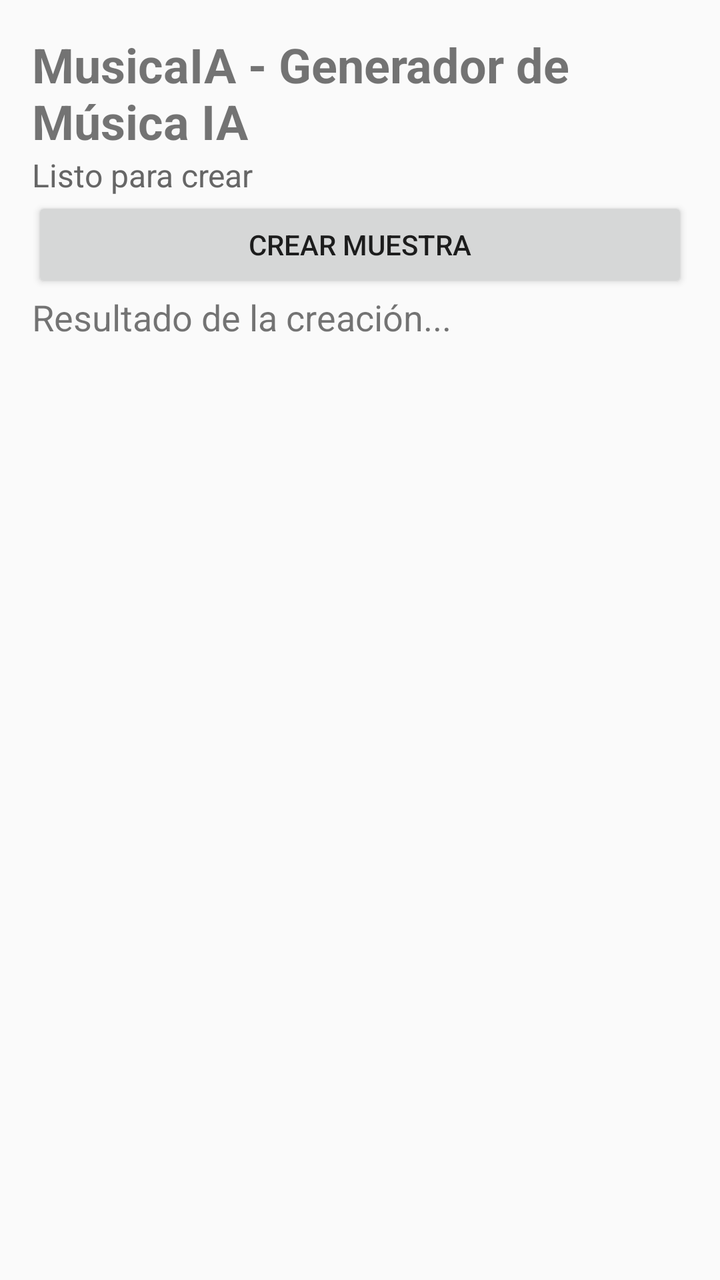
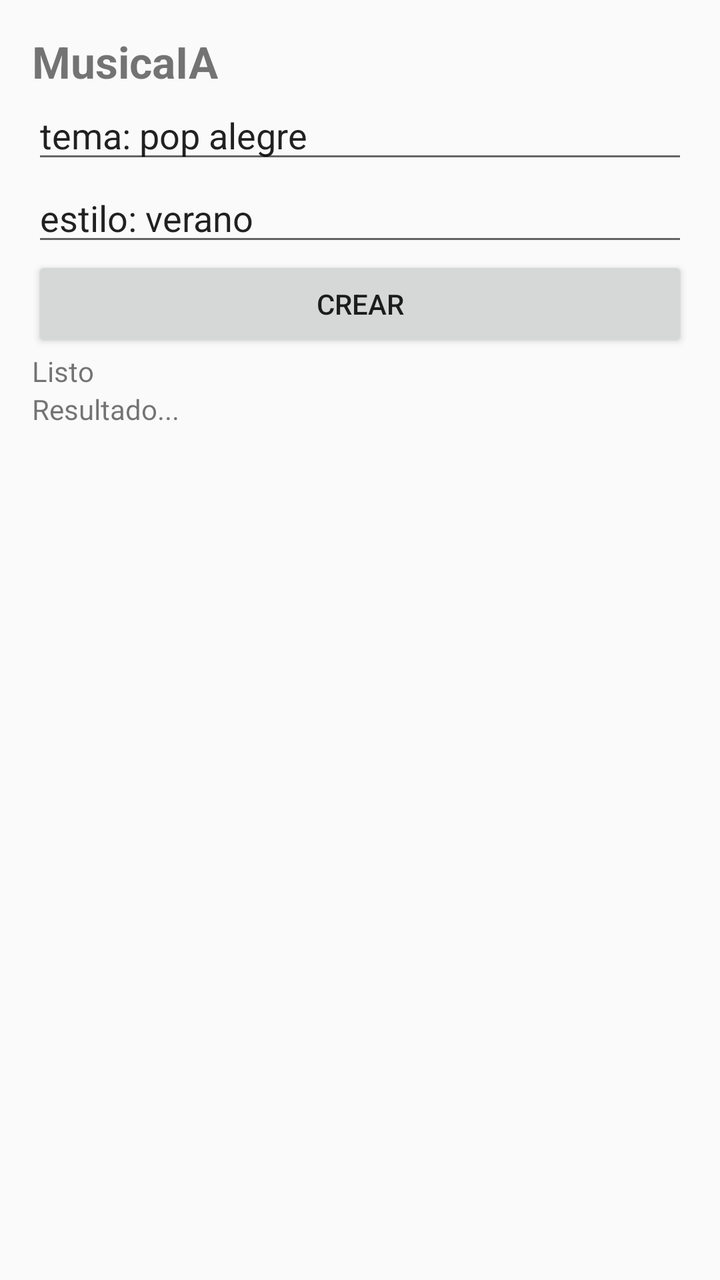

Two renders of the same Android screen: before a commit and after it. Below are the layout's source before the change and the commit's diff.
<!-- AndroidManifest.xml: application theme Theme.AppCompat.Light.NoActionBar -->
<!-- res/layout/activity_main.xml -->
<?xml version="1.0" encoding="utf-8"?>
<LinearLayout xmlns:android="http://schemas.android.com/apk/res/android"
    android:layout_width="match_parent"
    android:layout_height="match_parent"
    android:orientation="vertical"
    android:padding="16dp">

    <TextView
        android:id="@+id/titulo"
        android:layout_width="wrap_content"
        android:layout_height="wrap_content"
        android:text="MusicaIA - Generador de Música IA"
        android:textSize="24sp"
        android:textStyle="bold" />

    <TextView
        android:id="@+id/estado"
        android:layout_width="wrap_content"
        android:layout_height="wrap_content"
        android:text="Listo para crear"
        android:textColor="#666"
        android:textSize="16sp" />

    <Button
        android:id="@+id/btnCrear"
        android:layout_width="match_parent"
        android:layout_height="wrap_content"
        android:text="Crear Muestra" />

    <ScrollView
        android:id="@+id/scrollView"
        android:layout_width="match_parent"
        android:layout_height="0dp"
        android:layout_weight="1">
        <LinearLayout
            android:layout_width="match_parent"
            android:layout_height="wrap_content"
            android:orientation="vertical">
            <TextView
                android:id="@+id/textoResultado"
                android:layout_width="wrap_content"
                android:layout_height="wrap_content"
                android:text="Resultado de la creación..."
                android:textSize="18sp" />
        </LinearLayout>
    </ScrollView>

</LinearLayout>
<!-- resources referenced by this layout -->
<resources>

</resources>

<!-- the commit's change to res/layout/activity_main.xml (unified diff, before → after) -->
@@ -9,26 +9,39 @@
         android:id="@+id/titulo"
         android:layout_width="wrap_content"
         android:layout_height="wrap_content"
-        android:text="MusicaIA - Generador de Música IA"
-        android:textSize="24sp"
+        android:text="MusicaIA"
+        android:textSize="22sp"
         android:textStyle="bold" />
+
+    <EditText
+        android:id="@+id/editTema"
+        android:layout_width="match_parent"
+        android:layout_height="wrap_content"
+        android:hint="Tema (ej: pop alegre)"
+        android:text="tema: pop alegre" />
+
+    <EditText
+        android:id="@+id/editEstilo"
+        android:layout_width="match_parent"
+        android:layout_height="wrap_content"
+        android:hint="Estilo (ej: verano)"
+        android:text="estilo: verano" />
+
+    <Button
+        android:id="@+id/btnCrear"
+        android:layout_width="match_parent"
+        android:layout_height="wrap_content"
+        android:text="Crear" />
 
     <TextView
         android:id="@+id/estado"
         android:layout_width="wrap_content"
         android:layout_height="wrap_content"
-        android:text="Listo para crear"
-        android:textColor="#666"
-        android:textSize="16sp" />
-
-    <Button
-        android:id="@+id/btnCrear"
-        android:layout_width="match_parent"
-        android:layout_height="wrap_content"
-        android:text="Crear Muestra" />
+        android:text="Listo"
+        android:textSize="14sp" />
 
     <ScrollView
-        android:id="@+id/scrollView"
+        android:id="@+id/scrollResultado"
         android:layout_width="match_parent"
         android:layout_height="0dp"
         android:layout_weight="1">
@@ -40,8 +53,19 @@
                 android:id="@+id/textoResultado"
                 android:layout_width="wrap_content"
                 android:layout_height="wrap_content"
-                android:text="Resultado de la creación..."
-                android:textSize="18sp" />
+                android:text="Resultado..."
+                android:textSize="14sp" />
+            <ImageView
+                android:id="@+id/imgPortada"
+                android:layout_width="200dp"
+                android:layout_height="200dp"
+                android:visibility="gone" />
+            <Button
+                android:id="@+id/btnReproducir"
+                android:layout_width="match_parent"
+                android:layout_height="wrap_content"
+                android:text="Reproducir"
+                android:visibility="gone" />
         </LinearLayout>
     </ScrollView>
 
